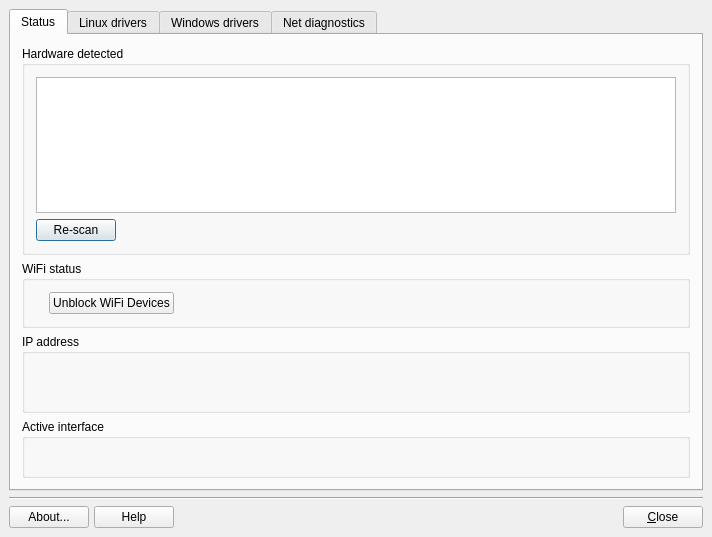
Above: meconfig.ui from MX-Linux/mx-network-assistant before the change. Below: the same form after it.
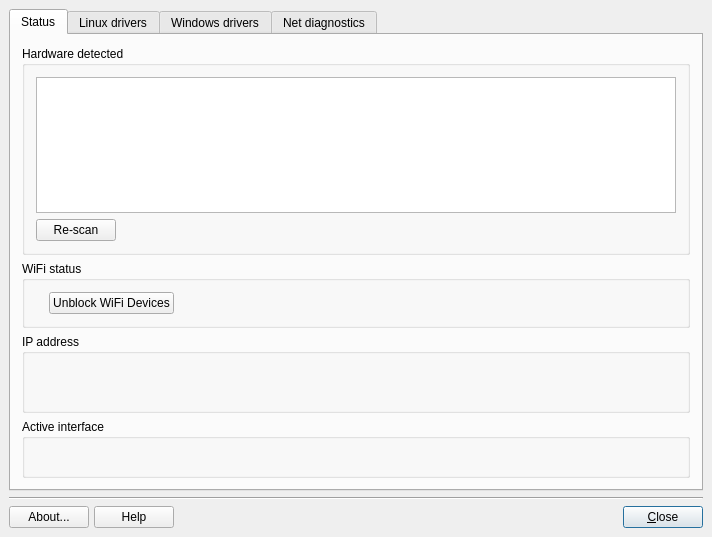
That is the form after the change. Icons and pictures are not drawn.

What changed in the file:
```diff
--- a/meconfig.ui
+++ b/meconfig.ui
@@ -959,6 +959,9 @@
        <property name="autoDefault">
         <bool>true</bool>
        </property>
+       <property name="default">
+        <bool>true</bool>
+       </property>
       </widget>
      </item>
     </layout>
```
